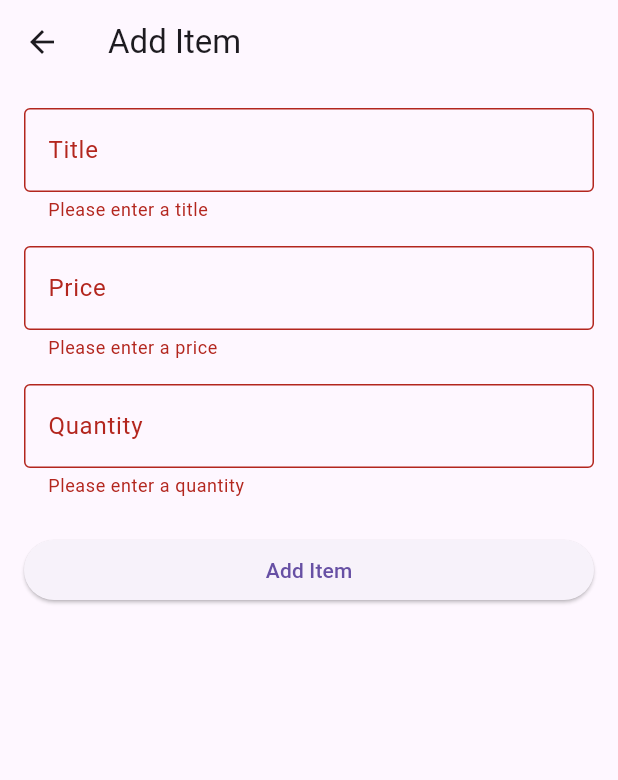
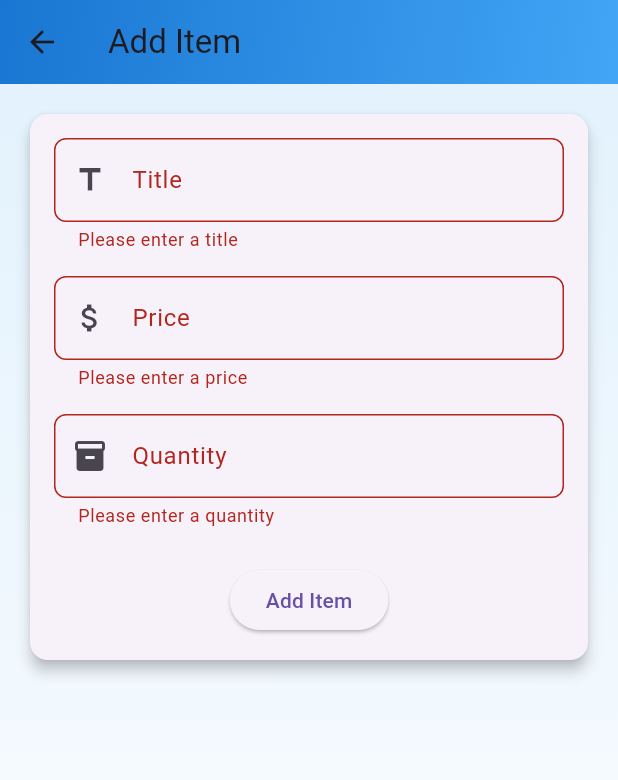
Before and after one commit to DisguisedRover/Inventory_Management_Demo, a Flutter app: the InventoryManagementScreen screen opened directly, after a tap on "Add Item", on a phone screen of 412 x 824 dp. Shown: the top 780 px of the screen. Run offline on Flutter 3.47's test engine with Material 3 defaults, Android fonts, the light colour scheme and no system bars; our stand-ins replace equatable, flutter_bloc, get_it; network calls fail.

Commit message:
minor UI changes

```diff
--- a/lib/screens/inventory_management_screen.dart
+++ b/lib/screens/inventory_management_screen.dart
@@ -9,7 +9,7 @@ import '../models/inventory_item.dart';
 import '../services/api_service.dart';
 
 class InventoryManagementScreen extends StatefulWidget {
-  final InventoryItem? item; // If provided, we're editing an existing item
+  final InventoryItem? item;
 
   const InventoryManagementScreen({super.key, this.item});
 
@@ -24,19 +24,14 @@ class _InventoryManagementScreenState extends State<InventoryManagementScreen> {
   late TextEditingController _priceController;
   late TextEditingController _quantityController;
 
-// Add a number formatter
   String _formatPrice(String value) {
-    // Remove any non-digit characters except decimal point
     String digitsOnly = value.replaceAll(RegExp(r'[^\d.]'), '');
-
-    // Ensure only one decimal point
     int decimalCount = '.'.allMatches(digitsOnly).length;
     if (decimalCount > 1) {
       int firstDecimalIndex = digitsOnly.indexOf('.');
       digitsOnly = digitsOnly.substring(0, firstDecimalIndex + 1) +
           digitsOnly.substring(firstDecimalIndex + 1).replaceAll('.', '');
     }
-
     return digitsOnly;
   }
 
@@ -44,12 +39,10 @@ class _InventoryManagementScreenState extends State<InventoryManagementScreen> {
   void initState() {
     super.initState();
     _titleController = TextEditingController(text: widget.item?.title ?? '');
-    _priceController = TextEditingController(
-      text: widget.item?.price.toString() ?? '',
-    );
-    _quantityController = TextEditingController(
-      text: widget.item?.quantity.toString() ?? '',
-    );
+    _priceController =
+        TextEditingController(text: widget.item?.price.toString() ?? '');
+    _quantityController =
+        TextEditingController(text: widget.item?.quantity.toString() ?? '');
   }
 
   @override
@@ -81,17 +74,47 @@ class _InventoryManagementScreenState extends State<InventoryManagementScreen> {
           return Scaffold(
             appBar: AppBar(
               title: Text(widget.item == null ? 'Add Item' : 'Edit Item'),
+              elevation: 0,
+              flexibleSpace: Container(
+                decoration: BoxDecoration(
+                  gradient: LinearGradient(
+                    colors: [Colors.blue.shade700, Colors.blue.shade400],
+                    begin: Alignment.topLeft,
+                    end: Alignment.bottomRight,
                   ),
-            body: Form(
+                ),
+              ),
+            ),
+            body: Container(
+              decoration: BoxDecoration(
+                gradient: LinearGradient(
+                  colors: [Colors.blue.shade50, Colors.white],
+                  begin: Alignment.topCenter,
+                  end: Alignment.bottomCenter,
+                ),
+              ),
+              child: Form(
                 key: _formKey,
                 child: ListView(
                   padding: EdgeInsets.all(16),
+                  children: [
+                    Card(
+                      elevation: 4,
+                      shape: RoundedRectangleBorder(
+                        borderRadius: BorderRadius.circular(12),
+                      ),
+                      child: Padding(
+                        padding: EdgeInsets.all(16),
+                        child: Column(
                           children: [
                             TextFormField(
                               controller: _titleController,
                               decoration: InputDecoration(
                                 labelText: 'Title',
-                      border: OutlineInputBorder(),
+                                border: OutlineInputBorder(
+                                  borderRadius: BorderRadius.circular(8),
+                                ),
+                                prefixIcon: Icon(Icons.title),
                               ),
                               validator: (value) {
                                 if (value == null || value.isEmpty) {
@@ -105,20 +128,21 @@ class _InventoryManagementScreenState extends State<InventoryManagementScreen> {
                               controller: _priceController,
                               decoration: InputDecoration(
                                 labelText: 'Price',
-                      border: OutlineInputBorder(),
+                                border: OutlineInputBorder(
+                                  borderRadius: BorderRadius.circular(8),
+                                ),
+                                prefixIcon: Icon(Icons.attach_money),
                                 prefixText: 'Rs.',
-                      //helperText: 'Enter price in decimal format (e.g., 10.99)',
                               ),
-                    keyboardType:
-                        TextInputType.numberWithOptions(decimal: true),
+                              keyboardType: TextInputType.numberWithOptions(
+                                  decimal: true),
                               onChanged: (value) {
-                      // Format the input as the user types
                                 String formatted = _formatPrice(value);
                                 if (formatted != value) {
                                   _priceController.value = TextEditingValue(
                                     text: formatted,
-                          selection:
-                              TextSelection.collapsed(offset: formatted.length),
+                                    selection: TextSelection.collapsed(
+                                        offset: formatted.length),
                                   );
                                 }
                               },
@@ -138,9 +162,12 @@ class _InventoryManagementScreenState extends State<InventoryManagementScreen> {
                               controller: _quantityController,
                               decoration: InputDecoration(
                                 labelText: 'Quantity',
-                      border: OutlineInputBorder(),
+                                border: OutlineInputBorder(
+                                  borderRadius: BorderRadius.circular(8),
+                                ),
+                                prefixIcon: Icon(Icons.inventory),
                                 helperText:
-                          'i.e 1 unit = 1 ltr for liquid and 1 kg for solid',
+                                    '1 unit = 1 ltr for liquid, 1 kg for solid',
                               ),
                               keyboardType: TextInputType.number,
                               validator: (value) {
@@ -159,11 +186,12 @@ class _InventoryManagementScreenState extends State<InventoryManagementScreen> {
                               onPressed: state is InventoryLoading
                                   ? null
                                   : () {
-                            if (_formKey.currentState?.validate() ?? false) {
-                              final price = double.parse(_priceController.text);
+                                      if (_formKey.currentState?.validate() ??
+                                          false) {
+                                        final price =
+                                            double.parse(_priceController.text);
                                         final quantity =
                                             int.parse(_quantityController.text);
-
                                         if (widget.item == null) {
                                           context.read<InventoryBloc>().add(
                                                 AddInventoryItem(
@@ -185,18 +213,18 @@ class _InventoryManagementScreenState extends State<InventoryManagementScreen> {
                                       }
                                     },
                               child: state is InventoryLoading
-                        ? SizedBox(
-                            height: 20,
-                            width: 20,
-                            child: CircularProgressIndicator(
-                              strokeWidth: 2,
-                              color: Colors.white,
-                            ),
-                          )
-                        : Text(
-                            widget.item == null ? 'Add Item' : 'Update Item'),
+                                  ? CircularProgressIndicator(
+                                      strokeWidth: 2, color: Colors.white)
+                                  : Text(widget.item == null
+                                      ? 'Add Item'
+                                      : 'Update Item'),
                             ),
                           ],
+                        ),
+                      ),
+                    ),
+                  ],
+                ),
               ),
             ),
           );
```
Also changed, not shown: lib/main.dart (+8 -33 lines), lib/screens/checkout_screen.dart (+68 -17 lines), lib/screens/home_screen.dart (added, +148 -0 lines), lib/screens/inventory_screen.dart (+20 -14 lines), lib/screens/order_form_screen.dart (deleted, +0 -105 lines), lib/screens/order_screen.dart (+23 -3 lines), lib/screens/shop_screen.dart (+49 -51 lines). Lines whose indentation alone changed are shown as unchanged.
